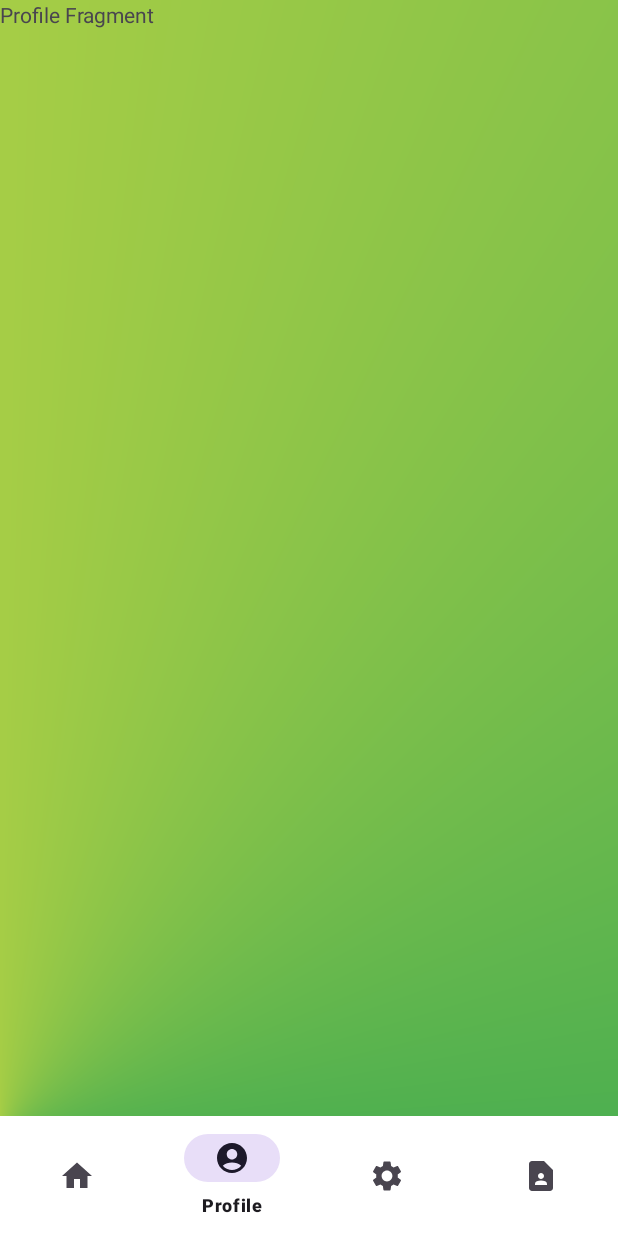
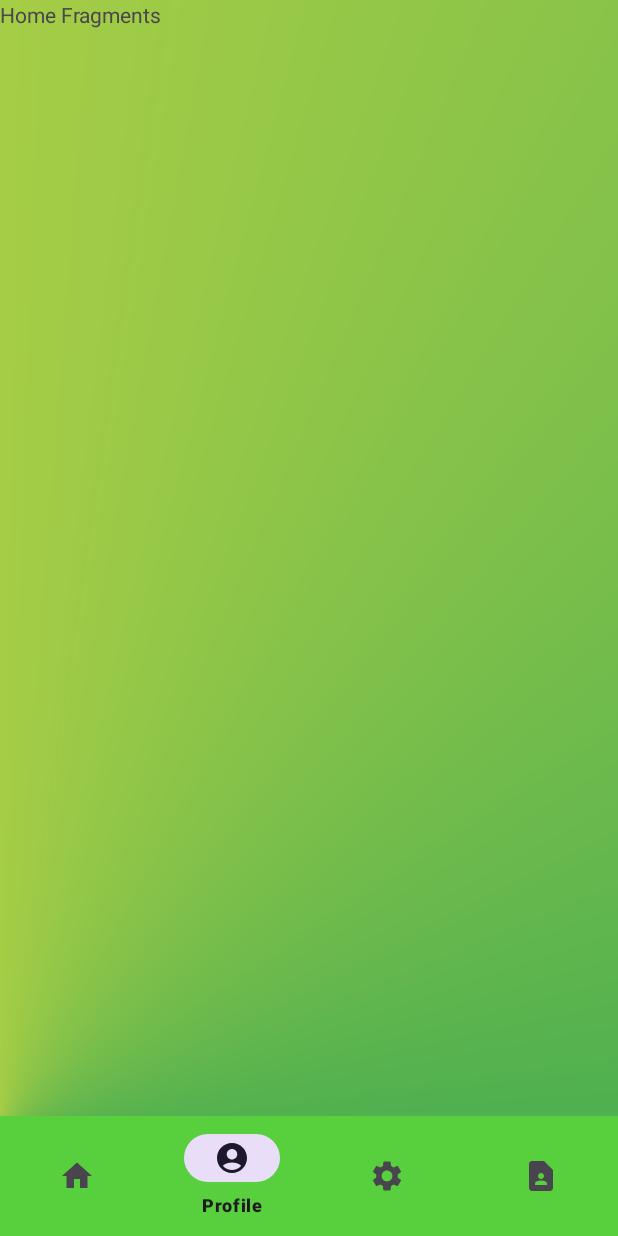
Before and after one commit to gyarsilalsolanki011/Make_Attendance, an Android app: the screen it shows after launch once a user with an empty profile is signed in (StudentHomeActivity before the commit, StaffHomeActivity after it), item 2 of the bottom bar chosen, on a phone screen of 412 x 824 dp. Run offline under Robolectric (Android 15) with nearby library versions, the phone set to English and light mode, and no system bars; our stand-ins replace Firebase (no records; nobody signed in at launch, a user with empty details on screens opened directly).

Commit message:
staff bottom Navigation resolved

```diff
--- a/app/src/main/java/com/gyarsilalsolanki011/makeattendance/activities/SplashActivity.java
+++ b/app/src/main/java/com/gyarsilalsolanki011/makeattendance/activities/SplashActivity.java
@@ -44,7 +44,7 @@ public class SplashActivity extends AppCompatActivity {
                     intent = new Intent(SplashActivity.this, StaffHomeActivity.class);
                     break;
                 case Student:
-                    intent = new Intent(SplashActivity.this, StudentHomeActivity.class);
+                    intent = new Intent(SplashActivity.this, StaffHomeActivity.class);
                     break;
                 default:
                     intent = new Intent(SplashActivity.this, MainActivity.class);
--- a/app/src/main/java/com/gyarsilalsolanki011/makeattendance/activities/staff/StaffHomeActivity.java
+++ b/app/src/main/java/com/gyarsilalsolanki011/makeattendance/activities/staff/StaffHomeActivity.java
@@ -4,6 +4,15 @@ import android.os.Bundle;
 
 import androidx.activity.EdgeToEdge;
 import androidx.appcompat.app.AppCompatActivity;
+import androidx.fragment.app.Fragment;
+import androidx.fragment.app.FragmentManager;
+import androidx.fragment.app.FragmentTransaction;
+
+import com.gyarsilalsolanki011.makeattendance.R;
+import com.gyarsilalsolanki011.makeattendance.activities.student.fragments.ContactFragment;
+import com.gyarsilalsolanki011.makeattendance.activities.student.fragments.HomeFragment;
+import com.gyarsilalsolanki011.makeattendance.activities.student.fragments.ProfileFragment;
+import com.gyarsilalsolanki011.makeattendance.activities.student.fragments.UtilitiesFragment;
 import com.gyarsilalsolanki011.makeattendance.databinding.ActivityStaffHomeBinding;
 
 public class StaffHomeActivity extends AppCompatActivity {
@@ -15,7 +24,30 @@ public class StaffHomeActivity extends AppCompatActivity {
         binding = ActivityStaffHomeBinding.inflate(getLayoutInflater());
         setContentView(binding.getRoot());
 
+        binding.bnView.setOnNavigationItemSelectedListener(menuItem -> {
 
+            int id = menuItem.getItemId();
 
+            if (id==R.id.nav_Utilities1){
+                loadFrag(new UtilitiesFragment(),1);
+            }else if (id==R.id.nav_Contact1){
+                loadFrag(new ContactFragment(), 1);
+            }else if (id==R.id.nav_profile1){
+                loadFrag(new ProfileFragment(), 1);
+            }else {
+                loadFrag(new HomeFragment(), 0);
+            }
+            return true;
+        });
+        binding.bnView.setSelectedItemId(R.id.nav_home1);
+    }
+    public  void loadFrag(Fragment fragment, int flag){
+        FragmentManager fm = getSupportFragmentManager();
+        FragmentTransaction ft = fm.beginTransaction();
+        if (flag == 0)
+            ft.add(R.id.container_faculty, fragment);
+        else
+            ft.replace(R.id.container_faculty, fragment);
+        ft.commit();
     }
 }
--- a/app/src/main/res/layout/activity_staff_home.xml
+++ b/app/src/main/res/layout/activity_staff_home.xml
@@ -6,10 +6,11 @@
     android:id="@+id/main"
     android:layout_width="match_parent"
     android:layout_height="match_parent"
+    android:background="@drawable/activity_background"
     tools:context=".activities.staff.StaffHomeActivity">
 
     <FrameLayout
-        android:id="@+id/container_Student"
+        android:id="@+id/container_faculty"
         android:layout_width="match_parent"
         android:layout_height="match_parent"
         android:layout_marginBottom="?attr/actionBarSize"/>
@@ -17,9 +18,9 @@
     <com.google.android.material.bottomnavigation.BottomNavigationView
         android:layout_width="match_parent"
         android:layout_height="wrap_content"
+        android:background="@color/green"
         android:id="@+id/bnView"
         app:menu="@menu/student_nave_items"
-        android:background="@color/white"
         android:layout_alignParentBottom="true"/>
 
 </RelativeLayout>
--- a/app/src/main/res/values/colors.xml
+++ b/app/src/main/res/values/colors.xml
@@ -7,5 +7,6 @@
     <color name="shadow_white">#494949</color>
     <color name="red">#D84242</color>
     <color name="green">#58CF3C</color>
+    <color name="darkGreen">#09610D</color>
     <color name="cardView">#0059E327</color>
 </resources>
```
Also changed, not shown: app/src/main/res/menu/faculty_nave_items.xml (+4 -4 lines).
